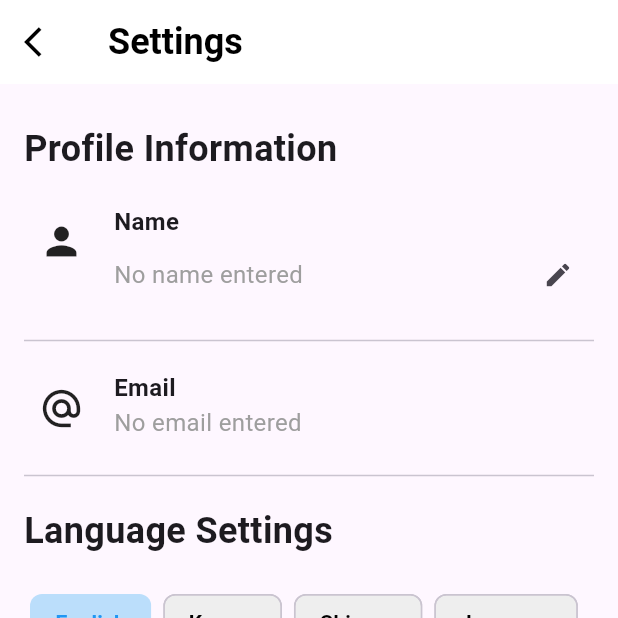
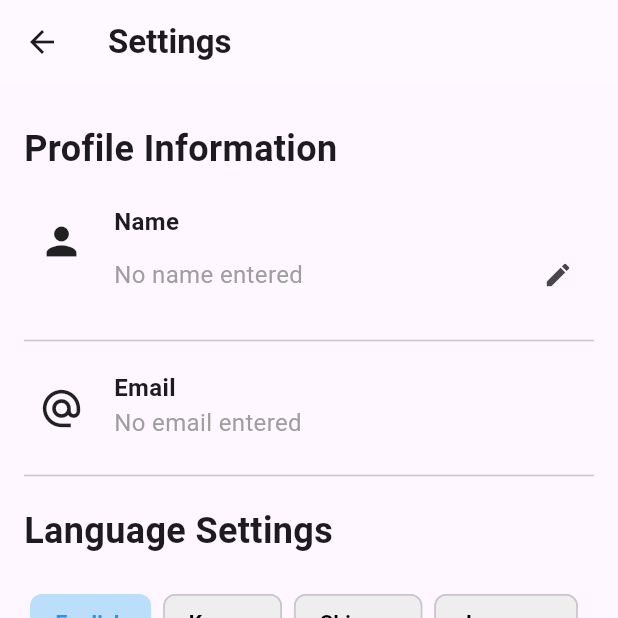
Before and after one commit to wylee1/Graduation-Project-SIFF-Back, a Flutter app: the UserSettingScreen screen opened directly, on a phone screen of 412 x 824 dp, the top half of it. Run offline on Flutter 3.47's test engine with Material 3 defaults, Android fonts, the phone set to English and light mode, and no system bars; our stand-ins replace cloud_firestore, firebase_auth, firebase_core, fl_chart, google_sign_in, permission_handler and 1 more; missing offline and left inert: flutter_naver_map; accounts and stored records are empty.

Commit message:
설정 화면 appbar 수정

```diff
--- a/capstone/lib/usersetting_ui.dart
+++ b/capstone/lib/usersetting_ui.dart
@@ -69,22 +69,12 @@ class _UserSettingScreenState extends State<UserSettingScreen> {
   Widget build(BuildContext context) {
     return Scaffold(
       appBar: AppBar(
-        backgroundColor: Colors.white,
-        elevation: 0,
-        leading: IconButton(
-          icon: Icon(Icons.arrow_back_ios, color: Colors.black),
-          onPressed: () {
-            Navigator.pop(context);
-          },
+        title: const Text(
+          'Settings',
+          style: TextStyle(fontWeight: FontWeight.bold),
         ),
-        title: Text(
-          'Settings',
-          style: TextStyle(
-            color: Colors.black,
-            fontWeight: FontWeight.bold,
-            fontSize: 24,
-          ),
-        ),
+        backgroundColor: Colors.white30,
+        scrolledUnderElevation: 0,
       ),
       body: SingleChildScrollView(
         child: Padding(
```
